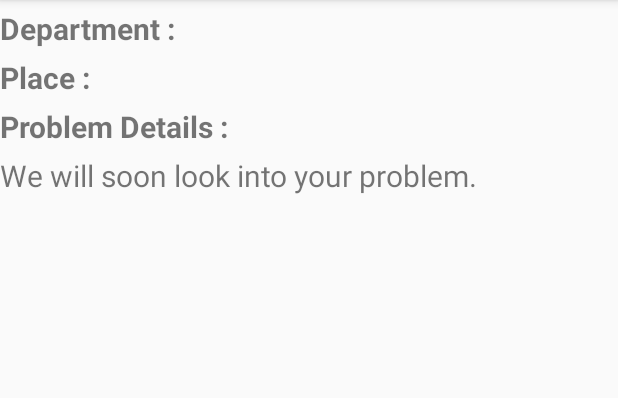
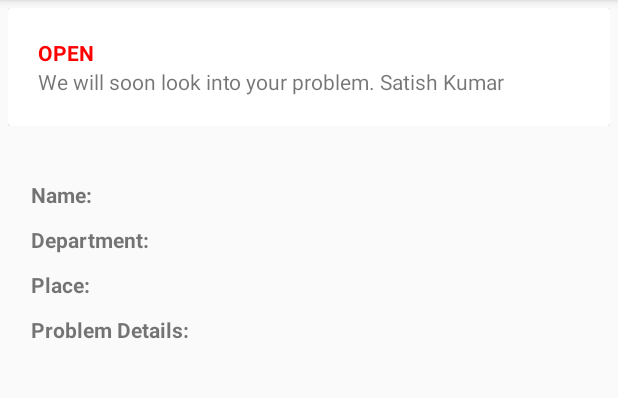
Before and after one commit to annemhp/ProjectAMobile, an Android app: the StatusDetailActivity screen opened directly, with no data from a screen before it, on a phone screen of 412 x 824 dp, the part 84-482 px from its top. Run offline under Robolectric (Android 15) with nearby library versions, the phone set to English and light mode, and no system bars; our stand-ins replace Firebase (no records; nobody signed in at launch, a user with empty details on screens opened directly); 1 statement that could not run was skipped.

Commit message:
Issue Details

```diff
--- a/app/build.gradle
+++ b/app/build.gradle
@@ -4,7 +4,7 @@ apply plugin: 'com.android.application'
 
 android {
     compileSdkVersion 24
-    buildToolsVersion "23.0.3"
+    buildToolsVersion "24.0.0"
     defaultConfig {
         applicationId "com.mymla.development.hsb"
         minSdkVersion 14
--- a/app/src/main/java/Adapters/StatusAdapter.java
+++ b/app/src/main/java/Adapters/StatusAdapter.java
@@ -4,7 +4,6 @@ import android.content.Context;
 import android.content.Intent;
 import android.graphics.Color;
 import android.support.v7.widget.RecyclerView;
-import android.util.Log;
 import android.view.LayoutInflater;
 import android.view.View;
 import android.view.ViewGroup;
@@ -115,7 +114,7 @@ public class StatusAdapter extends RecyclerView.Adapter<StatusAdapter.StatusView
                 i.putExtra("Place",currentIssue.place);
 
 
-
+                i.putExtra("Name",currentIssue.name);
                 i.putExtra("ImageRef",currentIssue.getImageUri()!=null?currentIssue.getImageUri():"");
                 i.putExtra("Problem",currentIssue.getProblem());
                 i.putParcelableArrayListExtra("Updates", statusDetail);
--- a/app/src/main/java/Adapters/StatusDetailAdapter.java
+++ b/app/src/main/java/Adapters/StatusDetailAdapter.java
@@ -1,11 +1,11 @@
 package Adapters;
 
 import android.content.Context;
+import android.graphics.Color;
 import android.support.v7.widget.RecyclerView;
 import android.view.LayoutInflater;
 import android.view.View;
 import android.view.ViewGroup;
-import android.widget.LinearLayout;
 import android.widget.TextView;
 
 import com.mymla.development.hsb.R;
@@ -18,13 +18,12 @@ import Models.StatusDetail;
  * Created by Development on 8/13/2016.
  */
 
-public class StatusDetailAdapter extends RecyclerView.Adapter<StatusDetailAdapter.StatusViewHolder>  {
+public class StatusDetailAdapter extends RecyclerView.Adapter<StatusDetailAdapter.StatusViewHolder> {
     private ArrayList<StatusDetail> status;
     private int rowLayout;
     private Context context;
 
-    public StatusDetailAdapter(ArrayList<StatusDetail> status,int rowLayout, Context context) {
-
+    public StatusDetailAdapter(ArrayList<StatusDetail> status, int rowLayout, Context context) {
         this.status = status;
         this.rowLayout = rowLayout;
         this.context = context;
@@ -37,42 +36,42 @@ public class StatusDetailAdapter extends RecyclerView.Adapter<StatusDetailAdapte
         return new StatusViewHolder(view);
     }
 
-
-
     @Override
     public void onBindViewHolder(StatusViewHolder holder, final int position) {
-
         holder.StatusDetailsMessage.setText(status.get(position).getMessage());
-        holder.statusDetail.setText("Status : "+status.get(position).getStatus());
-        holder.dateDetail.setText((status.get(position).getDate().substring(0,10)));
-
+        holder.statusDetail.setText(status.get(position).getStatus());
+        if(status.get(position).getDate() != null) {
+            holder.dateDetail.setText((status.get(position).getDate().substring(0, 10)));
+        }
+        if(status.get(position).getStatus().equals("inprogress")){
+            holder.statusDetail.setTextColor(Color.parseColor("#ff5200"));
+        } else if(status.get(position).getStatus().equals("resolved")){
+            holder.statusDetail.setTextColor(Color.parseColor("#00bc31"));
+        }else{
+            holder.statusDetail.setTextColor(Color.parseColor("#ff0000"));
+        }
     }
-
 
     @Override
     public int getItemCount() {
         return status.size();
     }
 
-    public class StatusViewHolder extends RecyclerView.ViewHolder implements View.OnClickListener {
-        LinearLayout status_detail_layout;
-        TextView statusDetail,dateDetail;
-        TextView StatusDetailsMessage;
+    @Override
+    public void onAttachedToRecyclerView(RecyclerView recyclerView) {
+        super.onAttachedToRecyclerView(recyclerView);
+    }
 
-
+    public class StatusViewHolder extends RecyclerView.ViewHolder {
+        TextView statusDetail, dateDetail, StatusDetailsMessage;
 
         public StatusViewHolder(View v) {
             super(v);
-            v.setOnClickListener(this);
-            status_detail_layout = (LinearLayout) v.findViewById(R.id.status_detail_layout);
-            statusDetail = (TextView) v.findViewById(R.id.statusDetail);
+            statusDetail = (TextView) v.findViewById(R.id.status_header);
             dateDetail = (TextView) v.findViewById(R.id.dateDetail);
             StatusDetailsMessage = (TextView) v.findViewById(R.id.statusMessage);
         }
 
-        @Override
-        public void onClick(View v) {
 
-        }
     }
 }
--- a/app/src/main/java/com/mymla/development/hsb/StatusDetailActivity.java
+++ b/app/src/main/java/com/mymla/development/hsb/StatusDetailActivity.java
@@ -3,13 +3,12 @@ package com.mymla.development.hsb;
 import android.content.DialogInterface;
 import android.content.Intent;
 import android.graphics.BitmapFactory;
+import android.os.Bundle;
 import android.support.annotation.NonNull;
 import android.support.v7.app.AlertDialog;
 import android.support.v7.app.AppCompatActivity;
-import android.os.Bundle;
 import android.support.v7.widget.LinearLayoutManager;
 import android.support.v7.widget.RecyclerView;
-import android.util.Log;
 import android.view.LayoutInflater;
 import android.view.View;
 import android.widget.Button;
@@ -20,59 +19,85 @@ import com.google.android.gms.tasks.OnFailureListener;
 import com.google.android.gms.tasks.OnSuccessListener;
 import com.google.firebase.storage.FirebaseStorage;
 import com.google.firebase.storage.StorageReference;
-import com.mymla.development.hsb.R;
 
 import java.util.ArrayList;
 
-import Adapters.DividerItemDecoration;
 import Adapters.StatusDetailAdapter;
 import Models.Status;
 import Models.StatusDetail;
 
 public class StatusDetailActivity extends AppCompatActivity {
-    Intent intent;
-    String problem;
-    String department;
-    String place;
-    String imageRef;
-    ArrayList<StatusDetail> statusDetails;
-    Status status;
-    Button buttonAttachmentImage;
+
+    public static final long ONE_MEGABYTE = 480 * 800;
+
+    private Intent intent;
+    private String problem;
+    private String department;
+    private String place, name;
+    private String imageRef;
+    private ArrayList<StatusDetail> statusDetails;
+    private Status status;
+    private Button buttonAttachmentImage;
     private StorageReference storageRef;
-    private FirebaseStorage storage ;
-    public static final String TAG = MainActivity.class.getSimpleName();
-    private  static   byte[] imgBytes;
+    private FirebaseStorage storage;
+    private TextView problemText, departmentText, placeText, nameText;
+
+    private static byte[] imgBytes;
 
     @Override
     protected void onCreate(Bundle savedInstanceState) {
         super.onCreate(savedInstanceState);
         setContentView(R.layout.reports_detail);
 
+        problemText = (TextView) findViewById(R.id.problemDetail);
+        departmentText = (TextView) findViewById(R.id.deptDetail);
+        placeText = (TextView) findViewById(R.id.placeDetails);
+        nameText = (TextView) findViewById(R.id.nameDetail);
+
+        //Getting the intent and the resolving each data item
         intent = getIntent();
-        statusDetails=(ArrayList<StatusDetail>) intent.getSerializableExtra("Updates");
+        statusDetails = (ArrayList<StatusDetail>) intent.getSerializableExtra("Updates");
         department = intent.getStringExtra("Department");
         problem = intent.getStringExtra("Problem");
         place = intent.getStringExtra("Place");
+        name = intent.getStringExtra("Name");
 
         imageRef = intent.getStringExtra("ImageRef");
-        buttonAttachmentImage =(Button) findViewById(R.id.btnImageAttachment);
-        if (!imageRef.isEmpty()){
-            Log.d("Image ref", imageRef);
-            storage = FirebaseStorage.getInstance();
-            storageRef= storage.getReferenceFromUrl("gs://projecta1-5156a.appspot.com");
+        buttonAttachmentImage = (Button) findViewById(R.id.btnImageAttachment);
+        buttonAttachmentImage.setOnClickListener(buttonClickListener);
+        buttonAttachmentImage.setVisibility(View.GONE);
+        if (!imageRef.isEmpty()) {
+            getImageFromUrl();
+            buttonAttachmentImage.setVisibility(View.VISIBLE);
+        }
 
-            Log.d(TAG, "onCreate: "+storageRef.toString());
+        if (statusDetails == null || statusDetails.size() == 0) {
+            statusDetails = new ArrayList<StatusDetail>();
+            StatusDetail statusDetail = new StatusDetail("We will soon look into your problem. Satish Kumar","Open",null);
+            statusDetails.add(statusDetail);
+        }
 
-            StorageReference previewImg = storageRef.child(imageRef);
+        problemText.setText(problem);
+        departmentText.setText(department);
+        placeText.setText(place);
+        nameText.setText(name);
+
+        final RecyclerView recyclerView = (RecyclerView) findViewById(R.id.reports2_recycler_view);
+        recyclerView.setLayoutManager(new LinearLayoutManager(this));
+        recyclerView.setAdapter(new StatusDetailAdapter(statusDetails,
+                R.layout.list_item_status_child, getApplicationContext()));
+
+    }
 
 
-            final long ONE_MEGABYTE = 480 * 800;
+    private void getImageFromUrl() {
+        storage = FirebaseStorage.getInstance();
+        storageRef = storage.getReferenceFromUrl("gs://projecta1-5156a.appspot.com");
+        StorageReference previewImg = storageRef.child(imageRef);
         previewImg.getBytes(ONE_MEGABYTE).addOnSuccessListener(new OnSuccessListener<byte[]>() {
             @Override
             public void onSuccess(byte[] bytes) {
-                    // Data for "images/island.jpg" is returns, use this as needed
-                    imgBytes =bytes;
-                    previewAttachment();
+                imgBytes = bytes;
 
             }
         }).addOnFailureListener(new OnFailureListener() {
@@ -81,47 +106,21 @@ public class StatusDetailActivity extends AppCompatActivity {
                 // Handle any errors
             }
         });
-
-            buttonAttachmentImage.setVisibility(View.VISIBLE);
-        }else {
-            buttonAttachmentImage.setVisibility(View.GONE);
     }
 
-        TextView updateHeader,problemText, departmentText,placeText;
-
-         updateHeader = (TextView) findViewById(R.id.updateHeading);
-
-        if(statusDetails!=null && statusDetails.size()>0){
-            updateHeader.setText("Updates");
-        }else {
-            updateHeader.setText("We will soon look into your problem.");
+    private View.OnClickListener buttonClickListener = new View.OnClickListener() {
+        @Override
+        public void onClick(View v) {
+            switch (v.getId()) {
+                case R.id.btnImageAttachment:
+                    previewAttachment(v);
+                    break;
             }
-
-        problemText =(TextView) findViewById(R.id.problemDetail);
-        problemText.setText(problem);
-
-        departmentText = (TextView) findViewById(R.id.deptDetail);
-        departmentText.setText(department);
-
-        placeText = (TextView) findViewById(R.id.placeDetails);
-        placeText.setText(place);
+        }
+    };
 
 
-
-        final RecyclerView recyclerView = (RecyclerView) findViewById(R.id.reports2_recycler_view);
-        recyclerView.addItemDecoration(new DividerItemDecoration(this, LinearLayoutManager.VERTICAL));
-        recyclerView.setLayoutManager(new LinearLayoutManager(this));
-        recyclerView.setAdapter(new StatusDetailAdapter(statusDetails,
-                R.layout.list_item_status_child, getApplicationContext()));
-        previewAttachment();
-    }
-
-
-    private void previewAttachment(){
-        buttonAttachmentImage.setOnClickListener(new View.OnClickListener() {
-            @Override
-            public void onClick(View view) {
-
+    private void previewAttachment(View view) {
         LayoutInflater factory = LayoutInflater.from(view.getContext());
         final View imgView = factory.inflate(R.layout.image_attachment, null);
 
@@ -139,8 +138,5 @@ public class StatusDetailActivity extends AppCompatActivity {
                 .setView(imgView)
                 .setIcon(android.R.drawable.ic_dialog_alert)
                 .show();
-
-            }
-        });
     }
 }
--- a/app/src/main/res/layout/list_item_status_child.xml
+++ b/app/src/main/res/layout/list_item_status_child.xml
@@ -1,43 +1,51 @@
 <?xml version="1.0" encoding="utf-8"?>
 <LinearLayout
+    android:id="@+id/status_detail_layout"
     xmlns:android="http://schemas.android.com/apk/res/android"
-    xmlns:tools="http://schemas.android.com/tools"
-    xmlns:app="http://schemas.android.com/apk/res-auto"
     android:layout_width="wrap_content"
     android:layout_height="wrap_content"
-    android:id="@+id/status_detail_layout"
-    android:layout_margin="30dp"
-    android:orientation="horizontal"
+    android:layout_margin="5dp"
     android:gravity="center"
-    tools:context="com.mymla.development.hsb.MainActivity">
+    android:orientation="horizontal">
 
-    <LinearLayout
+    <android.support.v7.widget.CardView
+        android:id="@+id/status_card"
         android:layout_width="match_parent"
-        android:layout_height="match_parent"
-        android:orientation="vertical">
+        android:layout_height="wrap_content">
 
 
-        <TextView
-            android:layout_width="wrap_content"
+        <RelativeLayout
+            android:layout_width="match_parent"
             android:layout_height="wrap_content"
-            android:layout_gravity="center_vertical"
-            android:id="@+id/dateDetail"/>
+            android:id="@+id/rl_cardview"
+            android:padding="20dp">
+
+            <TextView
+                android:layout_width="wrap_content"
+                android:layout_height="wrap_content"
+                android:layout_alignParentLeft="true"
+                android:id="@+id/status_header"
+                android:textAllCaps="true"
+                android:textStyle="bold"/>
+
+            <TextView
+                android:layout_width="wrap_content"
+                android:layout_height="wrap_content"
+                android:id="@+id/dateDetail"
+                android:textStyle="bold"
+                android:layout_alignParentRight="true"/>
 
             <TextView
                 android:layout_width="wrap_content"
                 android:layout_height="wrap_content"
                 android:layout_gravity="center_vertical"
+                android:layout_below="@id/dateDetail"
                 android:id="@+id/statusMessage"/>
 
-
-        <TextView
-            android:layout_width="wrap_content"
-            android:layout_height="wrap_content"
-            android:layout_gravity="center_vertical"
-            android:textStyle="bold"
-            android:id="@+id/statusDetail"/>
+        </RelativeLayout>
 
 
-    </LinearLayout>
+
+    </android.support.v7.widget.CardView>
 
 </LinearLayout>
--- a/app/src/main/res/layout/reports_detail.xml
+++ b/app/src/main/res/layout/reports_detail.xml
@@ -1,116 +1,132 @@
 <?xml version="1.0" encoding="utf-8"?>
-<android.support.constraint.ConstraintLayout xmlns:android="http://schemas.android.com/apk/res/android"
-    xmlns:app="http://schemas.android.com/apk/res-auto"
-    xmlns:tools="http://schemas.android.com/tools"
-    android:id="@+id/content_main"
-    android:layout_width="match_parent"
-    android:layout_height="match_parent"
-    app:layout_behavior="@string/appbar_scrolling_view_behavior"
-    tools:context="com.mymla.development.hsb.MainActivity">
-
-    <RelativeLayout xmlns:android="http://schemas.android.com/apk/res/android"
-        xmlns:tools="http://schemas.android.com/tools"
-        android:layout_width="wrap_content"
-        android:layout_height="wrap_content"
-        tools:context=".activity.MainActivity">
-
-        <TextView
+<ScrollView xmlns:android="http://schemas.android.com/apk/res/android"
             android:layout_width="wrap_content"
             android:layout_height="wrap_content"
-            android:layout_gravity="center_vertical"
-            android:text="@string/lbl_department"
-            android:id="@+id/lbl_dept"
-            android:paddingTop="5sp"
-            android:textSize="20sp"
-            android:textStyle="bold"
-            android:fontFamily="sans-serif" />
+            android:fillViewport="true">
 
-        <TextView
-            android:layout_width="wrap_content"
-            android:layout_height="wrap_content"
-            android:layout_gravity="center_vertical"
-            android:textStyle="normal"
-            android:layout_toRightOf="@+id/lbl_dept"
-            android:id="@+id/deptDetail"
-            android:textSize="20sp"
-            android:paddingTop="5sp"
-            android:fontFamily="sans-serif" />
-
-        <TextView
-            android:layout_width="wrap_content"
-            android:layout_height="wrap_content"
-            android:layout_gravity="center_vertical"
-            android:text="@string/lbl_place"
-            android:id="@+id/lbl_pls"
-            android:paddingTop="5sp"
-            android:textSize="20sp"
-            android:textStyle="bold"
-            android:layout_below="@id/lbl_dept"/>
-
-        <TextView
-            android:layout_width="wrap_content"
-            android:layout_height="wrap_content"
-            android:layout_gravity="center_vertical"
-            android:textStyle="normal"
-            android:layout_toRightOf="@+id/lbl_pls"
-            android:id="@+id/placeDetails"
-            android:textSize="20sp"
-            android:paddingTop="5sp"
-            android:layout_below="@id/deptDetail"/>
-
-        <TextView
-            android:layout_width="wrap_content"
-            android:layout_height="wrap_content"
-            android:layout_gravity="center_vertical"
-            android:text="@string/problem_details"
-            android:id="@+id/problemHeader"
-            android:paddingTop="5sp"
-            android:textSize="20sp"
-            android:textStyle="bold"
-            android:layout_below="@id/lbl_pls"/>
-
-        <TextView
-            android:layout_width="wrap_content"
-            android:layout_height="wrap_content"
-            android:layout_gravity="center_vertical"
-            android:textStyle="normal"
-            android:layout_toRightOf="@+id/problemHeader"
-            android:id="@+id/problemDetail"
-            android:textSize="20sp"
-            android:paddingTop="5sp"
-            android:layout_below="@id/placeDetails"/>
-
-
-        <Button android:visibility="gone"
-            android:id="@+id/btnImageAttachment"
-            android:text="@string/btnImageAttachment"
-            android:layout_centerVertical="true"
-            android:layout_width="match_parent"
-            android:layout_height="wrap_content"
-            android:layout_below="@id/problemDetail"
-            android:layout_marginLeft="10dp" />
-
-        <TextView
-            android:layout_width="wrap_content"
-            android:layout_height="wrap_content"
-            android:layout_gravity="center_vertical"
-            android:textStyle="normal"
-            android:layout_below="@id/btnImageAttachment"
-
-            android:id="@+id/updateHeading"
-            android:textSize="20sp"
-            android:paddingTop="5sp" />
-
-
-
+    <RelativeLayout
+        android:layout_width="match_parent"
+        android:layout_height="match_parent">
 
         <android.support.v7.widget.RecyclerView
             android:id="@+id/reports2_recycler_view"
             android:layout_width="match_parent"
             android:layout_height="match_parent"
-            android:layout_below="@id/updateHeading"
-            android:scrollbars="vertical" />
+            android:scrollbars="vertical"/>
+
+
+        <TableLayout
+            android:id="@+id/tbl_problem_details"
+            android:layout_width="wrap_content"
+            android:layout_height="match_parent"
+            android:layout_below="@id/reports2_recycler_view"
+            android:padding="15dp"
+            android:layout_marginTop="10dp"
+            android:stretchColumns="*">
+
+            <TableRow android:layout_margin="5dp">
+
+                <TextView
+                    android:id="@+id/lbl_Name"
+                    android:layout_width="wrap_content"
+                    android:layout_height="wrap_content"
+                    android:layout_gravity="center_vertical"
+                    android:fontFamily="sans-serif"
+                    android:text="@string/lbl_name"
+                    android:textStyle="bold"/>
+
+                <TextView
+                    android:id="@+id/nameDetail"
+                    android:layout_width="wrap_content"
+                    android:layout_height="wrap_content"
+                    android:layout_gravity="center_vertical"
+                    android:layout_toRightOf="@+id/lbl_Name"
+                    android:fontFamily="sans-serif"
+                    android:textStyle="normal"/>
+
+            </TableRow>
+
+            <TableRow android:layout_margin="5dp">
+
+                <TextView
+                    android:id="@+id/lbl_dept"
+                    android:layout_width="wrap_content"
+                    android:layout_height="wrap_content"
+                    android:layout_gravity="center_vertical"
+                    android:fontFamily="sans-serif"
+                    android:text="@string/lbl_department"
+                    android:textStyle="bold"/>
+
+                <TextView
+                    android:id="@+id/deptDetail"
+                    android:layout_width="wrap_content"
+                    android:layout_height="wrap_content"
+                    android:layout_gravity="center_vertical"
+                    android:layout_toRightOf="@+id/lbl_dept"
+                    android:fontFamily="sans-serif"
+                    android:textStyle="normal"/>
+
+            </TableRow>
+
+
+            <TableRow android:layout_margin="5dp">
+
+                <TextView
+                    android:id="@+id/lbl_pls"
+                    android:layout_width="wrap_content"
+                    android:layout_height="wrap_content"
+                    android:layout_below="@id/lbl_dept"
+                    android:layout_gravity="center_vertical"
+                    android:text="@string/lbl_place"
+                    android:textStyle="bold"/>
+
+                <TextView
+                    android:id="@+id/placeDetails"
+                    android:layout_width="wrap_content"
+                    android:layout_height="wrap_content"
+                    android:layout_below="@id/deptDetail"
+                    android:layout_gravity="center_vertical"
+                    android:layout_toRightOf="@+id/lbl_pls"
+                    android:textStyle="normal"/>
+            </TableRow>
+
+            <TableRow android:layout_margin="5dp">
+
+                <TextView
+                    android:id="@+id/problemHeader"
+                    android:layout_width="wrap_content"
+                    android:layout_height="wrap_content"
+                    android:layout_below="@id/lbl_pls"
+                    android:layout_gravity="center_vertical"
+                    android:text="@string/problem_details"
+                    android:textStyle="bold"/>
+
+                <TextView
+                    android:id="@+id/problemDetail"
+                    android:layout_width="match_parent"
+                    android:layout_height="wrap_content"
+                    android:layout_below="@id/placeDetails"
+                    android:layout_weight="1"
+                    android:gravity="center_vertical"
+                    android:scrollHorizontally="true"/>
+            </TableRow>
+        </TableLayout>
+
+        <Button
+            android:id="@+id/btnImageAttachment"
+            android:layout_width="150dp"
+            android:layout_height="30dp"
+            android:layout_alignParentLeft="true"
+            android:layout_below="@id/tbl_problem_details"
+            android:layout_marginBottom="20dp"
+            android:layout_marginLeft="20dp"
+            android:layout_marginTop="20dp"
+            android:background="#ec008c"
+            android:text="@string/btnImageAttachment"
+            android:textColor="#ffffff"
+            android:textSize="12dp"
+            android:visibility="gone"/>
 
     </RelativeLayout>
 
-</android.support.constraint.ConstraintLayout>
+</ScrollView>
--- a/app/src/main/res/values/strings.xml
+++ b/app/src/main/res/values/strings.xml
@@ -25,10 +25,12 @@
     <string name="title_activity_reports">Submit your problem</string>
     <string name="title_activity_contacts">Biography</string> <!--title for the title dialog box-->
 
-    <string name="btnImageAttachment">View Attached File</string>
+    <string name="btnImageAttachment">View Attachment</string>
     !-- "Report Details" Strings -->
 
-    <string name="problem_details">Problem Details :</string>
-    <string name="lbl_place">      Place              :</string>
-    <string name="lbl_department"> Department      :</string>
+    <string name="problem_details">Problem Details:</string>
+    <string name="lbl_place">Place:</string>
+    <string name="lbl_department"> Department:</string>
+    <string name="lbl_name">Name:</string>
+
 </resources>
```
Also changed, not shown: 1 other file. Lines whose indentation alone changed are shown as unchanged.
